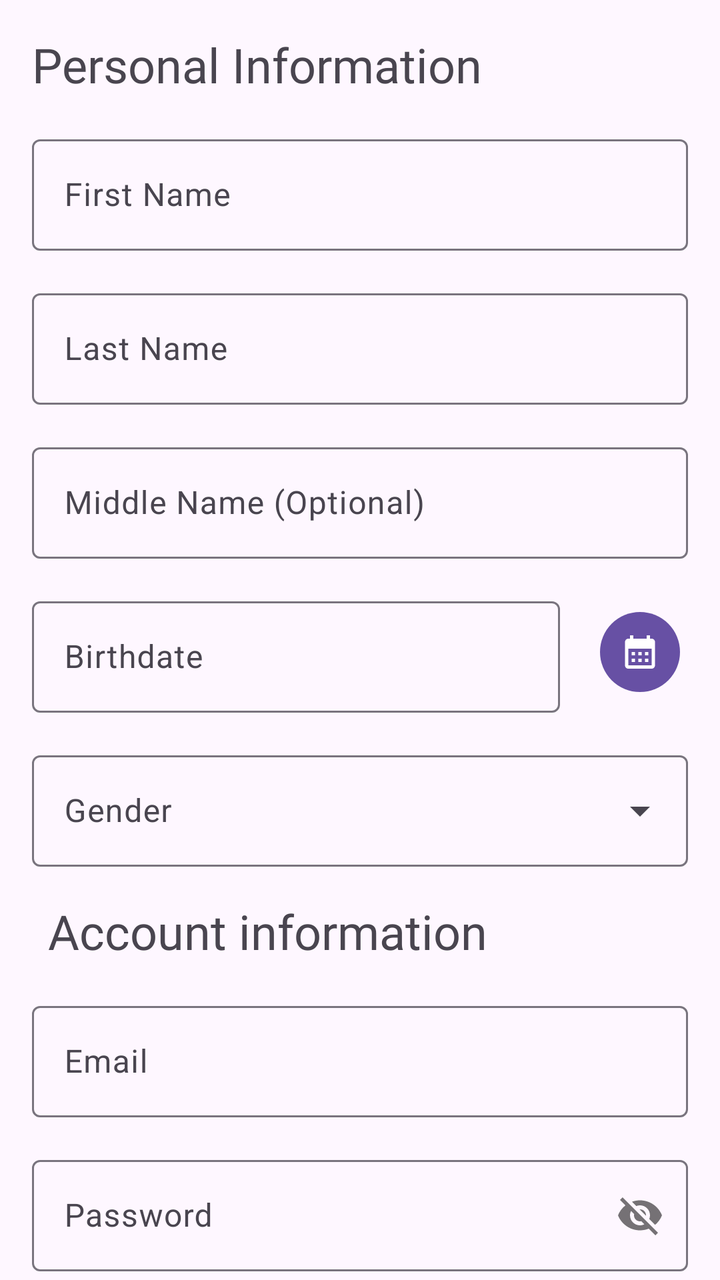
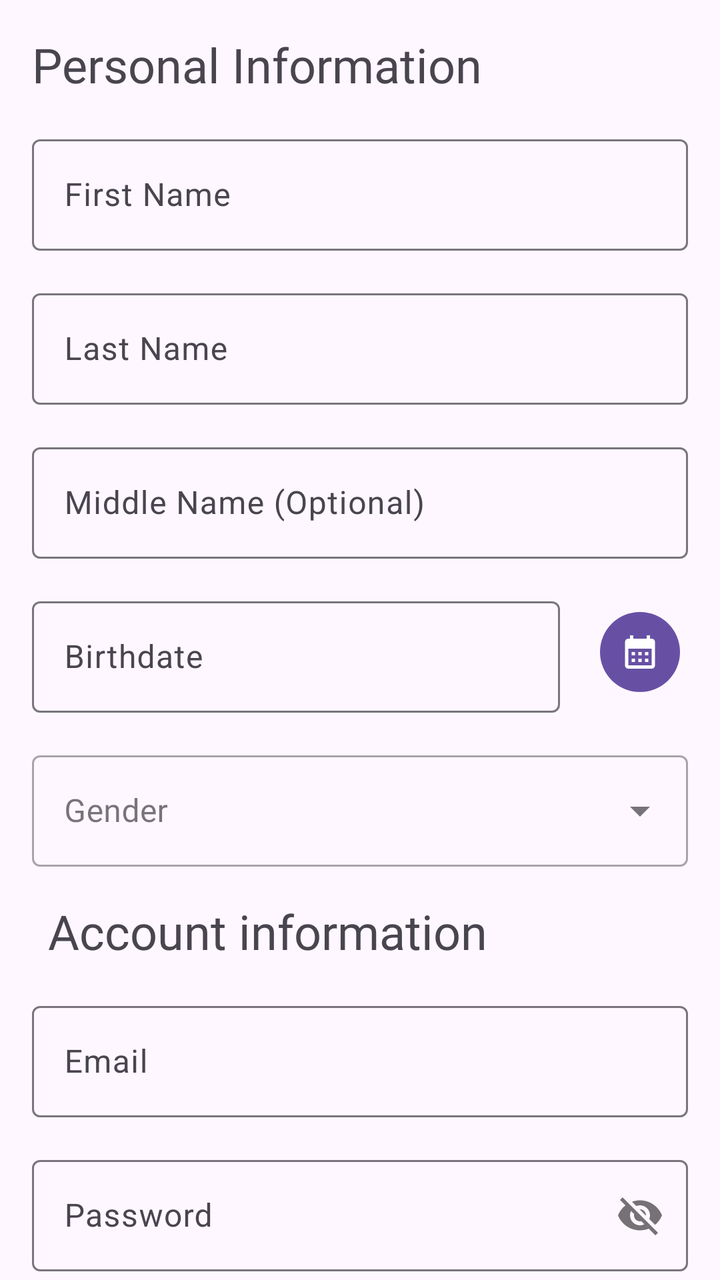

Before-and-after screenshots of an Android layout around one commit, followed by the original layout XML and the change that was made.
<!-- AndroidManifest.xml: application theme Theme.RmmcTourism -->
<!-- res/layout/activity_update_user.xml -->
<?xml version="1.0" encoding="utf-8"?>
<androidx.constraintlayout.widget.ConstraintLayout xmlns:android="http://schemas.android.com/apk/res/android"
    xmlns:app="http://schemas.android.com/apk/res-auto"
    xmlns:tools="http://schemas.android.com/tools"
    android:layout_width="match_parent"
    android:layout_height="match_parent"
    tools:context=".views.UpdateUser">

    <TextView
        android:id="@+id/textView12"
        android:layout_width="wrap_content"
        android:layout_height="wrap_content"
        android:layout_marginStart="16dp"
        android:layout_marginTop="16dp"
        android:fontFamily="@font/inter_bold"
        android:text="Personal Information"
        android:textSize="24sp"
        app:layout_constraintStart_toStartOf="parent"
        app:layout_constraintTop_toTopOf="parent" />

    <TextView
        android:id="@+id/textView16"
        android:layout_width="wrap_content"
        android:layout_height="wrap_content"
        android:layout_marginStart="24dp"
        android:layout_marginTop="16dp"
        android:fontFamily="@font/inter_bold"
        android:text="Account information"
        android:textSize="24sp"
        app:layout_constraintStart_toStartOf="parent"
        app:layout_constraintTop_toBottomOf="@+id/til_update_gender" />

    <com.google.android.material.textfield.TextInputLayout
        android:id="@+id/til_update_first_name"
        android:layout_width="0dp"
        android:layout_height="wrap_content"
        android:layout_marginStart="16dp"
        android:layout_marginTop="16dp"
        android:layout_marginEnd="16dp"
        app:layout_constraintEnd_toEndOf="parent"
        app:layout_constraintStart_toStartOf="parent"
        app:layout_constraintTop_toBottomOf="@+id/textView12">

        <com.google.android.material.textfield.TextInputEditText
            android:layout_width="match_parent"
            android:layout_height="wrap_content"
            android:hint="First Name" />
    </com.google.android.material.textfield.TextInputLayout>

    <com.google.android.material.textfield.TextInputLayout
        android:id="@+id/textInputLayout2"
        android:layout_width="0dp"
        android:layout_height="wrap_content"
        android:layout_marginStart="16dp"
        android:layout_marginTop="16dp"
        android:layout_marginEnd="16dp"
        app:layout_constraintEnd_toEndOf="parent"
        app:layout_constraintStart_toStartOf="parent"
        app:layout_constraintTop_toBottomOf="@+id/til_update_first_name">

        <com.google.android.material.textfield.TextInputEditText
            android:id="@+id/til_update_last_name"
            android:layout_width="match_parent"
            android:layout_height="wrap_content"
            android:hint="Last Name" />
    </com.google.android.material.textfield.TextInputLayout>

    <com.google.android.material.textfield.TextInputLayout
        android:id="@+id/til_update_middle_name"
        android:layout_width="0dp"
        android:layout_height="wrap_content"
        android:layout_marginStart="16dp"
        android:layout_marginTop="16dp"
        android:layout_marginEnd="16dp"
        app:layout_constraintEnd_toEndOf="parent"
        app:layout_constraintStart_toStartOf="parent"
        app:layout_constraintTop_toBottomOf="@+id/textInputLayout2">

        <com.google.android.material.textfield.TextInputEditText
            android:layout_width="match_parent"
            android:layout_height="wrap_content"
            android:hint="Middle Name (Optional)" />
    </com.google.android.material.textfield.TextInputLayout>

    <com.google.android.material.textfield.TextInputLayout
        android:id="@+id/til_update_birthdate"
        android:layout_width="0dp"
        android:layout_height="wrap_content"
        android:layout_marginStart="16dp"
        android:layout_marginTop="16dp"
        android:layout_marginEnd="16dp"
        app:layout_constraintEnd_toStartOf="@+id/btn_update_birthdate"
        app:layout_constraintStart_toStartOf="parent"
        app:layout_constraintTop_toBottomOf="@+id/til_update_middle_name">

        <com.google.android.material.textfield.TextInputEditText
            android:layout_width="match_parent"
            android:layout_height="wrap_content"
            android:hint="Birthdate" />
    </com.google.android.material.textfield.TextInputLayout>

    <Button
        android:id="@+id/btn_update_birthdate"
        style="?attr/materialIconButtonFilledStyle"
        android:layout_width="wrap_content"
        android:layout_height="wrap_content"
        android:layout_marginEnd="16dp"
        android:contentDescription="Select date"
        app:icon="@drawable/ic_calendar"
        app:layout_constraintBottom_toBottomOf="@+id/til_update_birthdate"
        app:layout_constraintEnd_toEndOf="parent"
        app:layout_constraintTop_toTopOf="@+id/til_update_birthdate" />

    <com.google.android.material.textfield.TextInputLayout
        android:id="@+id/til_update_gender"
        style="?attr/textInputOutlinedExposedDropdownMenuStyle"
        android:layout_width="0dp"
        android:layout_height="wrap_content"
        android:layout_marginStart="16dp"
        android:layout_marginTop="16dp"
        android:layout_marginEnd="16dp"
        app:layout_constraintEnd_toEndOf="parent"
        app:layout_constraintStart_toStartOf="parent"
        app:layout_constraintTop_toBottomOf="@+id/til_update_birthdate">

        <AutoCompleteTextView
            android:layout_width="match_parent"
            android:layout_height="wrap_content"
            android:contentDescription="gender"
            android:hint="Gender" />
    </com.google.android.material.textfield.TextInputLayout>

    <com.google.android.material.textfield.TextInputLayout
        android:id="@+id/til_update_email"
        android:layout_width="0dp"
        android:layout_height="wrap_content"
        android:layout_marginStart="16dp"
        android:layout_marginTop="16dp"
        android:layout_marginEnd="16dp"
        app:layout_constraintEnd_toEndOf="parent"
        app:layout_constraintStart_toStartOf="parent"
        app:layout_constraintTop_toBottomOf="@+id/textView16">

        <com.google.android.material.textfield.TextInputEditText
            android:layout_width="match_parent"
            android:layout_height="wrap_content"
            android:hint="Email" />
    </com.google.android.material.textfield.TextInputLayout>

    <com.google.android.material.textfield.TextInputLayout
        android:id="@+id/til_update_password"
        android:layout_width="0dp"
        android:layout_height="wrap_content"
        android:layout_marginStart="16dp"
        android:layout_marginTop="16dp"
        android:layout_marginEnd="16dp"
        android:enabled="true"
        app:layout_constraintEnd_toEndOf="parent"
        app:layout_constraintStart_toStartOf="parent"
        app:layout_constraintTop_toBottomOf="@+id/til_update_email"
        app:passwordToggleEnabled="true">

        <com.google.android.material.textfield.TextInputEditText
            android:layout_width="match_parent"
            android:layout_height="wrap_content"
            android:hint="Password" />
    </com.google.android.material.textfield.TextInputLayout>

    <com.google.android.material.textfield.TextInputLayout
        android:id="@+id/til_update_password_retype"
        android:layout_width="0dp"
        android:layout_height="wrap_content"
        android:layout_marginStart="16dp"
        android:layout_marginTop="16dp"
        android:layout_marginEnd="16dp"
        android:enabled="true"
        app:layout_constraintEnd_toEndOf="parent"
        app:layout_constraintStart_toStartOf="parent"
        app:layout_constraintTop_toBottomOf="@+id/til_update_password"
        app:passwordToggleEnabled="true">

        <com.google.android.material.textfield.TextInputEditText
            android:layout_width="match_parent"
            android:layout_height="wrap_content"
            android:hint="Retype password" />
    </com.google.android.material.textfield.TextInputLayout>

    <Button
        android:id="@+id/btn_update_delete"
        android:layout_width="0dp"
        android:layout_height="60dp"
        android:layout_marginStart="16dp"
        android:layout_marginTop="16dp"
        android:layout_marginEnd="8dp"
        android:layout_marginBottom="16dp"
        android:backgroundTint="?attr/colorError"
        android:text="Delete"
        app:icon="@drawable/ic_delete"
        app:iconGravity="textStart"
        app:layout_constraintBottom_toBottomOf="parent"
        app:layout_constraintEnd_toStartOf="@+id/btn_update"
        app:layout_constraintHorizontal_bias="0.5"
        app:layout_constraintHorizontal_chainStyle="spread"
        app:layout_constraintStart_toStartOf="parent"
        app:layout_constraintTop_toBottomOf="@+id/til_update_password_retype"
        app:layout_constraintVertical_bias="0.0" />

    <Button
        android:id="@+id/btn_update"
        android:layout_width="0dp"
        android:layout_height="60dp"
        android:layout_marginStart="8dp"
        android:layout_marginTop="16dp"
        android:layout_marginEnd="16dp"
        android:layout_marginBottom="16dp"
        android:text="Update"
        app:layout_constraintBottom_toBottomOf="parent"
        app:layout_constraintEnd_toEndOf="parent"
        app:layout_constraintHorizontal_bias="0.5"
        app:layout_constraintStart_toEndOf="@+id/btn_update_delete"
        app:layout_constraintTop_toBottomOf="@+id/til_update_password_retype"
        app:layout_constraintVertical_bias="0.0" />
</androidx.constraintlayout.widget.ConstraintLayout>
<!-- resources referenced by this layout -->
<resources>
  <!-- drawable ic_calendar (drawable) -->
  <vector android:height="24dp" android:tint="#000000"
      android:viewportHeight="24" android:viewportWidth="24"
      android:width="24dp" xmlns:android="http://schemas.android.com/apk/res/android">
      <path android:fillColor="@android:color/white" android:pathData="M19,4h-1V2h-2v2H8V2H6v2H5C3.89,4 3.01,4.9 3.01,6L3,20c0,1.1 0.89,2 2,2h14c1.1,0 2,-0.9 2,-2V6C21,4.9 20.1,4 19,4zM19,20H5V10h14V20zM9,14H7v-2h2V14zM13,14h-2v-2h2V14zM17,14h-2v-2h2V14zM9,18H7v-2h2V18zM13,18h-2v-2h2V18zM17,18h-2v-2h2V18z"/>
  </vector>
  <!-- drawable ic_delete (drawable) -->
  <vector android:height="24dp" android:tint="#000000"
      android:viewportHeight="24" android:viewportWidth="24"
      android:width="24dp" xmlns:android="http://schemas.android.com/apk/res/android">
      <path android:fillColor="@android:color/white" android:pathData="M6,19c0,1.1 0.9,2 2,2h8c1.1,0 2,-0.9 2,-2V7H6v12zM19,4h-3.5l-1,-1h-5l-1,1H5v2h14V4z"/>
  </vector>
  <style name="Theme.RmmcTourism" parent="Base.Theme.RmmcTourism" />
  <style name="Base.Theme.RmmcTourism" parent="Theme.Material3.DayNight.NoActionBar">
          
          
      </style>
</resources>

<!-- the commit's change to res/layout/activity_update_user.xml (unified diff, before → after) -->
@@ -48,7 +48,7 @@
     </com.google.android.material.textfield.TextInputLayout>
 
     <com.google.android.material.textfield.TextInputLayout
-        android:id="@+id/textInputLayout2"
+        android:id="@+id/til_update_last_name"
         android:layout_width="0dp"
         android:layout_height="wrap_content"
         android:layout_marginStart="16dp"
@@ -59,7 +59,6 @@
         app:layout_constraintTop_toBottomOf="@+id/til_update_first_name">
 
         <com.google.android.material.textfield.TextInputEditText
-            android:id="@+id/til_update_last_name"
             android:layout_width="match_parent"
             android:layout_height="wrap_content"
             android:hint="Last Name" />
@@ -74,7 +73,7 @@
         android:layout_marginEnd="16dp"
         app:layout_constraintEnd_toEndOf="parent"
         app:layout_constraintStart_toStartOf="parent"
-        app:layout_constraintTop_toBottomOf="@+id/textInputLayout2">
+        app:layout_constraintTop_toBottomOf="@+id/til_update_last_name">
 
         <com.google.android.material.textfield.TextInputEditText
             android:layout_width="match_parent"
@@ -113,7 +112,7 @@
 
     <com.google.android.material.textfield.TextInputLayout
         android:id="@+id/til_update_gender"
-        style="?attr/textInputOutlinedExposedDropdownMenuStyle"
+        style="@style/Widget.MaterialComponents.TextInputLayout.OutlinedBox.ExposedDropdownMenu"
         android:layout_width="0dp"
         android:layout_height="wrap_content"
         android:layout_marginStart="16dp"
@@ -124,10 +123,13 @@
         app:layout_constraintTop_toBottomOf="@+id/til_update_birthdate">
 
         <AutoCompleteTextView
-            android:layout_width="match_parent"
-            android:layout_height="wrap_content"
-            android:contentDescription="gender"
-            android:hint="Gender" />
+            android:id="@+id/actv_update_gender"
+            android:layout_width="match_parent"
+            android:layout_height="wrap_content"
+            android:contentDescription="Gender"
+            android:fontFamily="@font/inter"
+            android:hint="Gender"
+            android:inputType="none" />
     </com.google.android.material.textfield.TextInputLayout>
 
     <com.google.android.material.textfield.TextInputLayout
